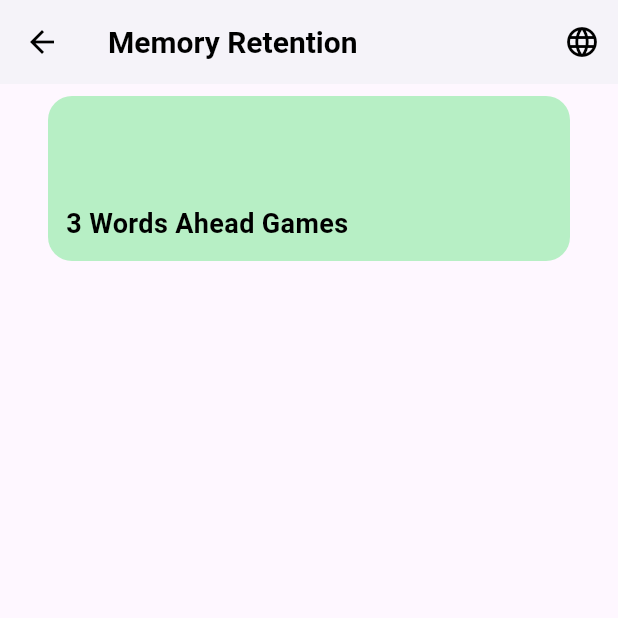
After one commit to TadaaLenard/VHack-app, a Flutter app: the MemoryRetentionHomePage screen opened directly, on a phone screen of 412 x 824 dp, the top half of it. The commit adds this screen. Run offline on Flutter 3.47's test engine with Material 3 defaults, Android fonts, the phone set to English and light mode, and no system bars.

Commit message:
Memory Retention First Page
Check the leading( " <- " button, title and language icon) whether is it better compare to the design in figma

```diff
--- a/lib/Component/leading.dart
+++ b/lib/Component/leading.dart
@@ -1,9 +1,9 @@
 import 'package:flutter/material.dart';
 
-class CustomAppBar extends StatelessWidget implements PreferredSizeWidget {
+class CustomLeading extends StatelessWidget implements PreferredSizeWidget {
   final String title;
 
-  const CustomAppBar({super.key, required this.title});
+  const CustomLeading({super.key, required this.title});
 
   @override
   Widget build(BuildContext context) {
--- /dev/null
+++ b/lib/Memory Retention/MemoryRetentionHomePage.dart
@@ -0,0 +1,56 @@
+import 'package:flutter/material.dart';
+import 'package:vhackapp/Component/leading.dart';
+
+class MemoryRetentionHomePage extends StatelessWidget {
+  const MemoryRetentionHomePage({super.key});
+
+  @override
+  Widget build(BuildContext context) {
+    return Scaffold(
+      appBar: const CustomLeading(title: 'Memory Retention'),
+      body: Center(
+        child: Column(
+          mainAxisAlignment: MainAxisAlignment.start,
+          children: const [
+            RectangleBox(text: "3 Words Ahead Games"),
+            SizedBox(height: 16),
+
+          ],
+        ),
+      ),
+    );
+  }
+}
+
+class RectangleBox extends StatelessWidget {
+  final String text;
+  const RectangleBox({super.key, required this.text});
+
+  @override
+  Widget build(BuildContext context) {
+    return Container(
+      width: 358,
+      height: 110,
+      margin: const EdgeInsets.symmetric(horizontal: 32, vertical: 8), // Adds margin
+      decoration: BoxDecoration(
+        color: const Color(0xFFB7EFC5),
+        borderRadius: BorderRadius.circular(16),
+      ),
+      alignment: Alignment.center,
+      child: Align(
+      alignment: Alignment.bottomLeft, // Aligns text to the bottom left
+      child: Padding(
+        padding: const EdgeInsets.all(12.0), // Adds padding from the edges
+        child: Text(
+          text,
+          style: const TextStyle(
+            color: Colors.black,
+            fontSize: 18,
+            fontWeight: FontWeight.bold,
+          ),
+        ),
+      ),
+    ),
+    );
+  }
+}
```
Also changed, not shown: 4 other files.
